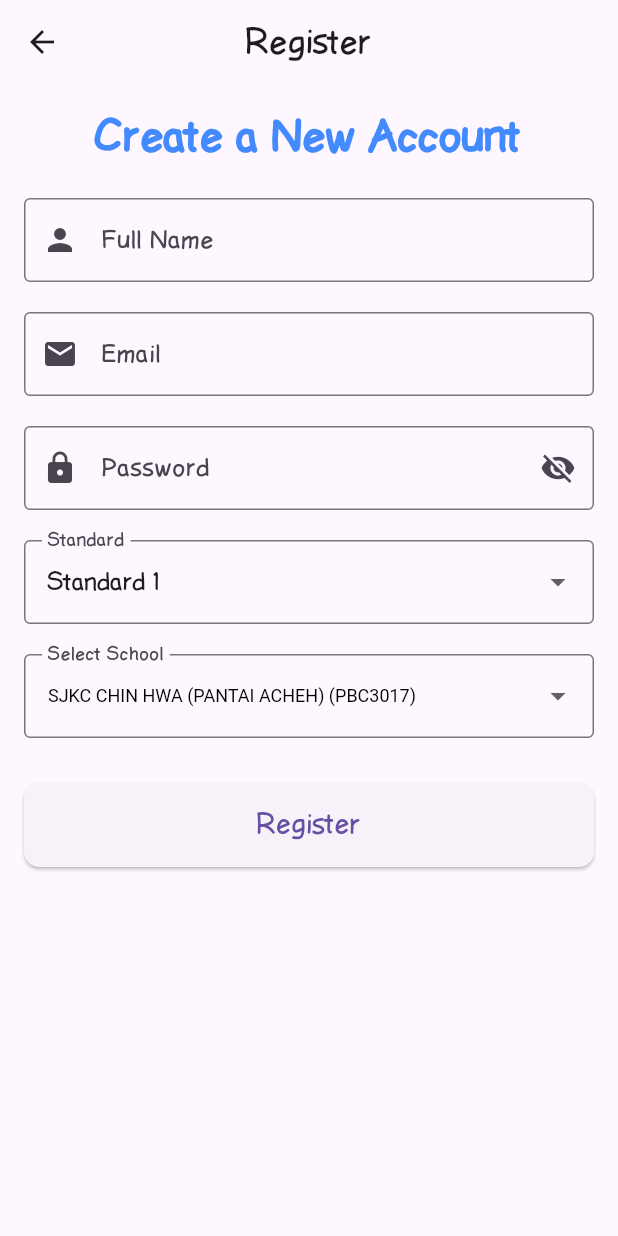
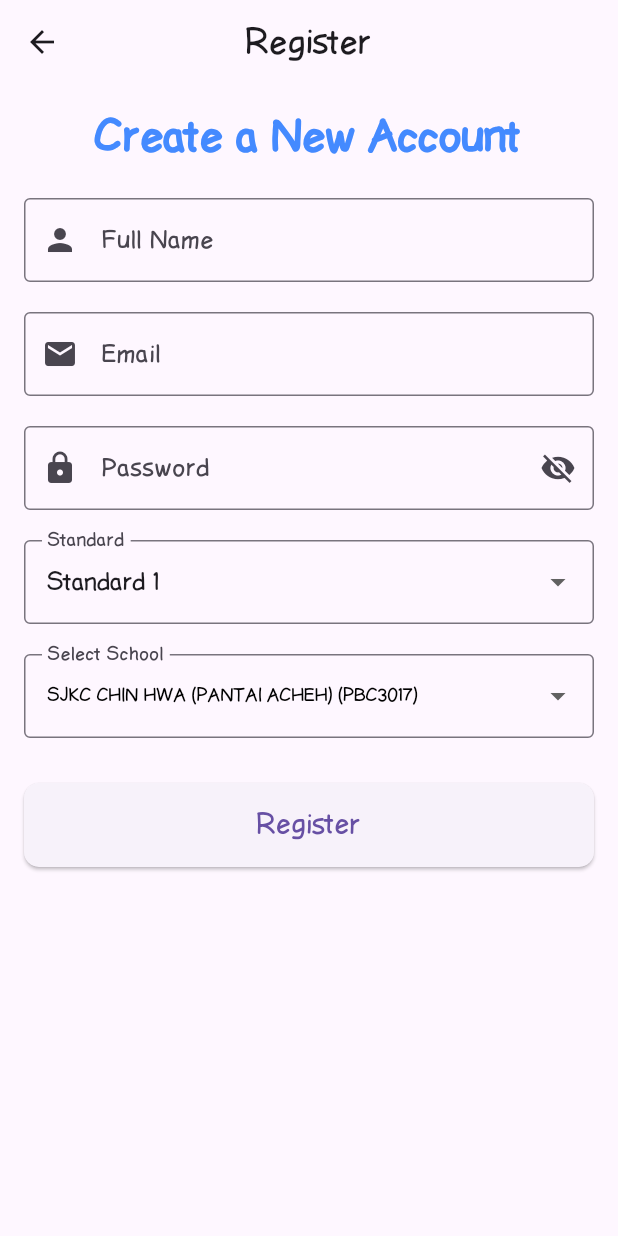
Before and after one commit to ahmadhanis/AqielWS, a Flutter app: the RegisterScreen screen opened directly, on a phone screen of 412 x 824 dp. Run offline on Flutter 3.47's test engine with Material 3 defaults, Android fonts, the phone set to English and light mode, and no system bars; our stand-ins replace audioplayers, fl_chart, geocoding, geolocator, google_fonts, google_mobile_ads and 4 more; accounts and stored records are empty.

Commit message:
just font

```diff
--- /dev/null
+++ b/mathwizard/devtools_options.yaml
@@ -0,0 +1,3 @@
+description: This file stores settings for Dart & Flutter DevTools.
+documentation: https://docs.flutter.dev/tools/devtools/extensions#configure-extension-enablement-states
+extensions:
--- a/mathwizard/lib/registerscreen.dart
+++ b/mathwizard/lib/registerscreen.dart
@@ -260,7 +260,11 @@ class _RegisterScreenState extends State<RegisterScreen> {
 
                     // Dropdown for Schools
                     DropdownButtonFormField<String>(
-                      style: TextStyle(fontSize: 12, color: Colors.black  ),
+                      style: TextStyle(
+                        fontSize: 12,
+                        color: Colors.black,
+                        fontFamily: 'ComicSans',
+                      ),
                       value: selectedSchool,
                       items:
                           schools.penangSchools
```
